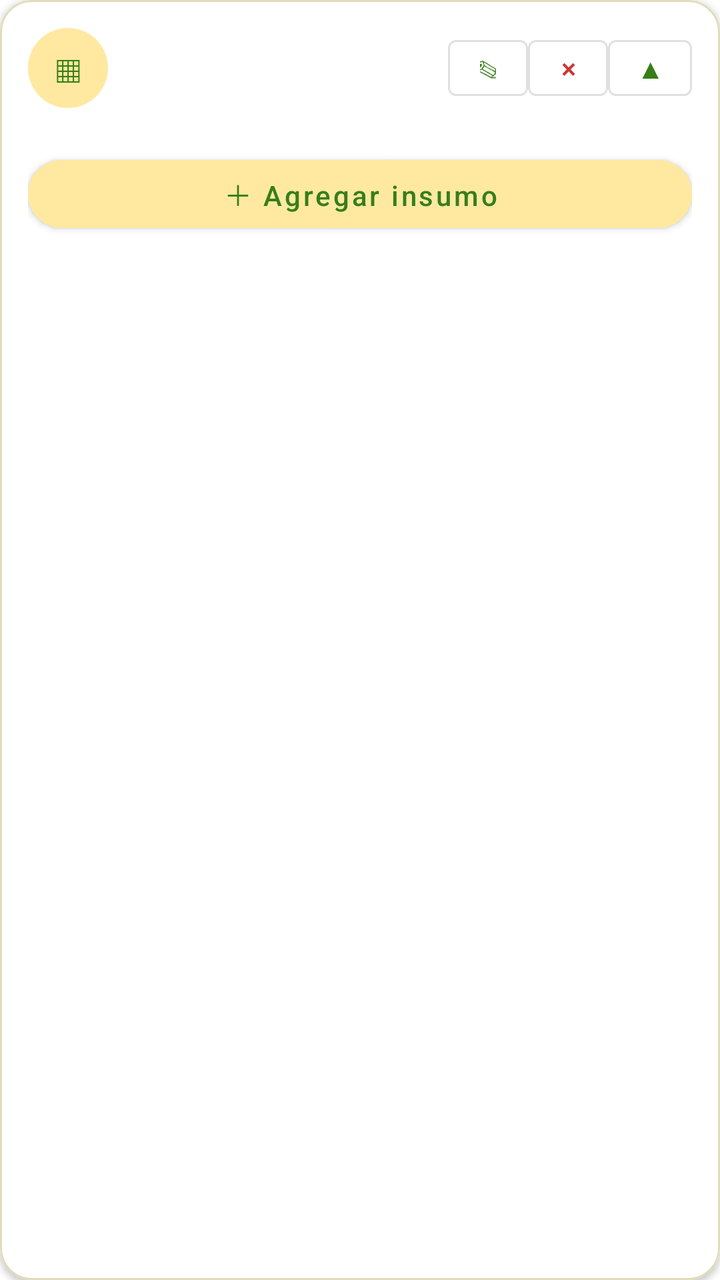
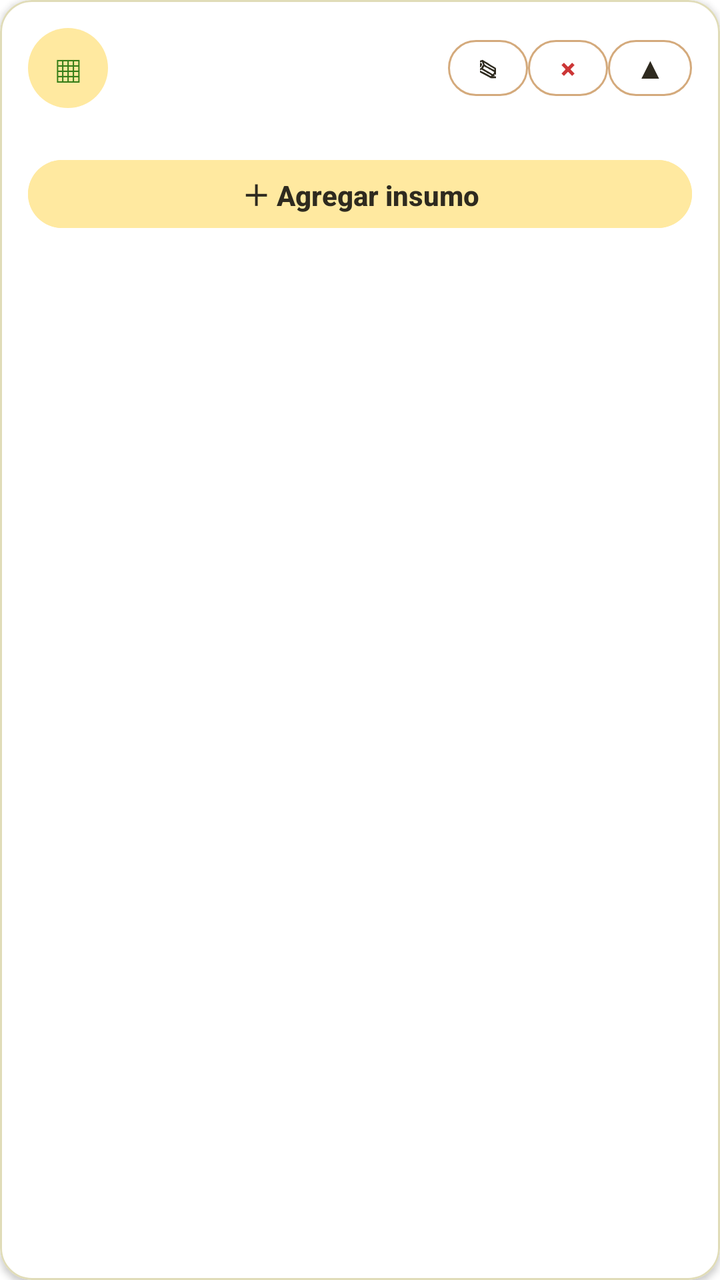

The first picture is an Android layout as it rendered before a commit; the second is the same layout after the commit. The layout source and the unified diff follow.
<!-- AndroidManifest.xml: application theme Theme.Ocasion_mobil_v2 -->
<!-- res/layout/item_categoria_inventario.xml -->
<?xml version="1.0" encoding="utf-8"?>
<com.google.android.material.card.MaterialCardView
    xmlns:android="http://schemas.android.com/apk/res/android"
    xmlns:app="http://schemas.android.com/apk/res-auto"
    android:layout_width="match_parent"
    android:layout_height="wrap_content"
    android:layout_marginBottom="12dp"
    app:cardBackgroundColor="@color/blanco"
    app:cardCornerRadius="16dp"
    app:cardElevation="2dp"
    app:strokeColor="@color/borde_input"
    app:strokeWidth="1dp">


    <LinearLayout
        android:layout_width="match_parent"
        android:layout_height="wrap_content"
        android:orientation="vertical"
        android:padding="14dp">


        <LinearLayout
            android:layout_width="match_parent"
            android:layout_height="wrap_content"
            android:gravity="center_vertical">

            <TextView
                android:layout_width="40dp"
                android:layout_height="40dp"
                android:background="@drawable/bg_icon_circle"
                android:gravity="center"
                android:text="▦"
                android:textColor="@color/verde_primario"
                android:textSize="19sp" />


            <LinearLayout
                android:layout_width="0dp"
                android:layout_height="wrap_content"
                android:layout_weight="1"
                android:layout_marginStart="10dp"
                android:orientation="vertical">


                <TextView
                    android:id="@+id/tvNombreCategoria"
                    android:layout_width="match_parent"
                    android:layout_height="wrap_content"
                    android:textColor="@color/texto_principal"
                    android:textSize="16sp"
                    android:textStyle="bold" />
                <TextView
                    android:id="@+id/tvContadorRecursos"
                    android:layout_width="match_parent"
                    android:layout_height="wrap_content"
                    android:layout_marginTop="2dp"
                    android:textColor="@color/texto_secundario"
                    android:textSize="11sp" />
            </LinearLayout>


            <com.google.android.material.button.MaterialButton
                android:id="@+id/btnEditarCategoria"
                style="?attr/materialButtonOutlinedStyle"
                android:layout_width="40dp"
                android:layout_height="40dp"
                android:minWidth="0dp"
                android:text="✎"
                android:textColor="@color/verde_primario" />
            <com.google.android.material.button.MaterialButton
                android:id="@+id/btnEliminarCategoria"
                style="?attr/materialButtonOutlinedStyle"
                android:layout_width="40dp"
                android:layout_height="40dp"
                android:minWidth="0dp"
                android:text="×"
                android:textColor="@color/rojo_error" />
            <com.google.android.material.button.MaterialButton
                android:id="@+id/btnExpandCategoria"
                style="?attr/materialButtonOutlinedStyle"
                android:layout_width="42dp"
                android:layout_height="40dp"
                android:minWidth="0dp"
                android:text="▲"
                android:textAllCaps="false" />
        </LinearLayout>


        <androidx.recyclerview.widget.RecyclerView
            android:id="@+id/rvRecursos"
            android:layout_width="match_parent"
            android:layout_height="wrap_content"
            android:layout_marginTop="10dp"
            android:nestedScrollingEnabled="false" />
        <com.google.android.material.button.MaterialButton
            android:id="@+id/btnAgregarInsumo"
            android:layout_width="match_parent"
            android:layout_height="46dp"
            android:layout_marginTop="10dp"
            android:text="＋ Agregar insumo"
            android:textAllCaps="false"
            android:textColor="@color/verde_primario"
            android:backgroundTint="@color/header_footer_light"
            app:cornerRadius="22dp"/>

    </LinearLayout>

</com.google.android.material.card.MaterialCardView>
<!-- resources referenced by this layout -->
<resources>
  <color name="blanco">#FFFFFF</color>
  <color name="borde_input">#E0DCB8</color>
  <color name="header_footer_light">#FFE9A0</color>
  <color name="rojo_error">#CC3636</color>
  <color name="texto_principal">#2E2A1F</color>
  <color name="texto_secundario">#6E6A5A</color>
  <color name="verde_primario">#367E18</color>
  <!-- drawable bg_icon_circle (drawable) -->
  <?xml version="1.0" encoding="utf-8"?>
  <shape xmlns:android="http://schemas.android.com/apk/res/android">
  
      <solid android:color="@color/header_footer_light" />
  
      <corners android:radius="25dp" />
  
  </shape>
  <style name="Theme.Ocasion_mobil_v2" parent="Theme.MaterialComponents.Light.NoActionBar">
          <item name="colorPrimary">@color/verde_primario</item>
          <item name="colorPrimaryVariant">@color/verde_primario</item>
          <item name="colorOnPrimary">@color/blanco</item>
          <item name="colorSecondary">@color/naranja_primario</item>
          <item name="colorOnSecondary">@color/texto_principal</item>
          <item name="colorAccent">@color/naranja_primario</item>
  
          
          <item name="colorPrimaryDark">@color/header_footer_dark</item>
          <item name="android:statusBarColor">@color/header_footer_dark</item>
          <item name="android:windowLightStatusBar">true</item>
          <item name="android:enforceStatusBarContrast">false</item>
      </style>
  <color name="naranja_primario">#F57328</color>
  <color name="header_footer_dark">#FFD65A</color>
</resources>

<!-- the commit's change to res/layout/item_categoria_inventario.xml (unified diff, before → after) -->
@@ -66,7 +66,7 @@
                 android:layout_height="40dp"
                 android:minWidth="0dp"
                 android:text="✎"
-                android:textColor="@color/verde_primario" />
+                android:textColor="@color/boton_texto" />
             <com.google.android.material.button.MaterialButton
                 android:id="@+id/btnEliminarCategoria"
                 style="?attr/materialButtonOutlinedStyle"
@@ -99,7 +99,7 @@
             android:layout_marginTop="10dp"
             android:text="＋ Agregar insumo"
             android:textAllCaps="false"
-            android:textColor="@color/verde_primario"
+            android:textColor="@color/boton_texto"
             android:backgroundTint="@color/header_footer_light"
             app:cornerRadius="22dp"/>
 
<!-- resource entries referenced after the edit -->
@@ -17,6 +17,8 @@
   
   </shape>
   <style name="Theme.Ocasion_mobil_v2" parent="Theme.MaterialComponents.Light.NoActionBar">
+          <item name="materialButtonStyle">@style/BotonOcasionPrincipal</item>
+          <item name="materialButtonOutlinedStyle">@style/BotonOcasionSecundario</item>
           <item name="colorPrimary">@color/verde_primario</item>
           <item name="colorPrimaryVariant">@color/verde_primario</item>
           <item name="colorOnPrimary">@color/blanco</item>
@@ -30,6 +32,32 @@
           <item name="android:windowLightStatusBar">true</item>
           <item name="android:enforceStatusBarContrast">false</item>
       </style>
+  <style name="BotonOcasionPrincipal" parent="Widget.MaterialComponents.Button">
+          <item name="backgroundTint">@color/boton_principal_fondo</item>
+          <item name="android:textColor">@color/boton_texto</item>
+          <item name="android:textAllCaps">false</item>
+          <item name="android:textStyle">bold</item>
+          <item name="android:minHeight">48dp</item>
+          <item name="cornerRadius">16dp</item>
+          <item name="android:letterSpacing">0</item>
+          <item name="android:stateListAnimator">@null</item>
+          <item name="elevation">0dp</item>
+          <item name="rippleColor">#242E2A1F</item>
+      </style>
+  <style name="BotonOcasionSecundario" parent="Widget.MaterialComponents.Button.OutlinedButton">
+          <item name="backgroundTint">@color/blanco</item>
+          <item name="strokeColor">@color/boton_secundario_borde</item>
+          <item name="strokeWidth">1dp</item>
+          <item name="android:textColor">@color/boton_texto</item>
+          <item name="android:textAllCaps">false</item>
+          <item name="android:minHeight">48dp</item>
+          <item name="cornerRadius">16dp</item>
+          <item name="android:textStyle">bold</item>
+          <item name="android:letterSpacing">0</item>
+          <item name="android:stateListAnimator">@null</item>
+          <item name="elevation">0dp</item>
+          <item name="rippleColor">#24F57328</item>
+      </style>
   <color name="naranja_primario">#F57328</color>
   <color name="header_footer_dark">#FFD65A</color>
 </resources>
